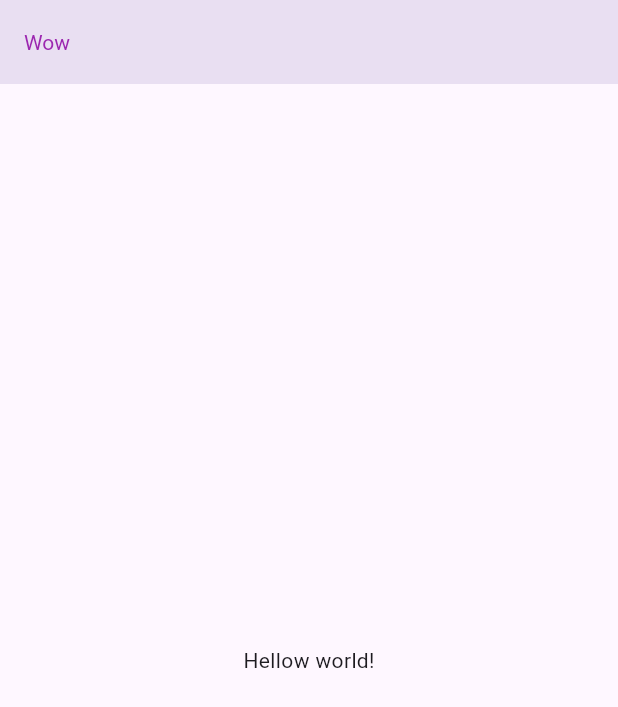
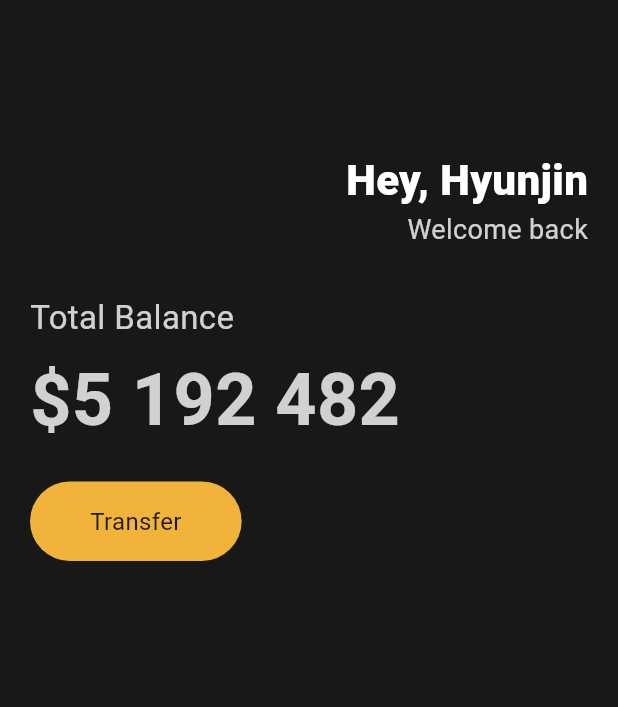
Before and after one commit to hulkcodeer/my_flutter_app, a Flutter app: the screen it shows after launch, on a phone screen of 412 x 824 dp. Shown: the top 707 px of the screen. Run offline on Flutter 3.47's test engine with Material 3 defaults, Android fonts, the phone set to English and light mode, and no system bars.

Commit message:
:construction: 홈화면 따라 만들기 UI 추가

```diff
--- a/lib/main.dart
+++ b/lib/main.dart
@@ -8,21 +8,88 @@ void main() {
 // 그중에 StatelessWidget부터 상속받아서 해본다.
 // App Root에 Return해야 하는 앱이 두개 있는데, 하나는 material, 다른 하나는 cupertino 앱을 리턴하는것
 // scaffold는 무조건 써야한다.
-class App extends StatelessWidget{
+class App extends StatelessWidget {
+  const App({super.key});
+
   @override
   Widget build(BuildContext context) {
     return MaterialApp(
       home: Scaffold(
-        appBar: AppBar(
-          title: Text('Wow'),
-          centerTitle: false,
-          titleTextStyle: TextStyle(color: Colors.purple),
-          elevation: 99,
-        ),
-        body: Center(
-          child: Text('Hellow world!'),
-        ) ,
-      ),
+          backgroundColor: Color(0xFF181818),
+          body: Padding(
+            padding: EdgeInsets.all(20),
+            child: Column(
+              crossAxisAlignment: CrossAxisAlignment.start,
+              children: [
+                SizedBox(
+                  height: 80,
+                ),
+                Row(
+                  mainAxisAlignment: MainAxisAlignment.end,
+                  children: [
+                    Column(
+                      crossAxisAlignment: CrossAxisAlignment.end,
+                      children: [
+                        Text(
+                          'Hey, Hyunjin',
+                          style: TextStyle(
+                              color: Colors.white,
+                              fontSize: 28,
+                              fontWeight: FontWeight.w800),
+                        ),
+                        Text(
+                          'Welcome back',
+                          style: TextStyle(
+                              color: Colors.white.withOpacity(0.8),
+                              fontSize: 18),
+                        ),
+                      ],
+                    )
+                  ],
+                ),
+                SizedBox(
+                  height: 30,
+                ),
+                Text(
+                  'Total Balance',
+                  style: TextStyle(
+                    fontSize: 22,
+                    color: Colors.white.withOpacity(0.8),
+                  ),
+                ),
+                SizedBox(
+                  height: 5,
+                ),
+                Text(
+                  '\$5 192 482',
+                  style: TextStyle(
+                      fontSize: 48,
+                      color: Colors.white.withOpacity(0.8),
+                      fontWeight: FontWeight.w600),
+                ),
+                SizedBox(
+                  height: 20,
+                ),
+                Row(
+                  children: [
+                    Container(
+                      decoration: BoxDecoration(
+                          color: Color(0xFFF2B33A),
+                          borderRadius: BorderRadius.circular(45)),
+                      child: Padding(
+                        padding:
+                            EdgeInsets.symmetric(vertical: 15, horizontal: 40),
+                        child: Text(
+                          'Transfer',
+                          style: TextStyle(fontSize: 16),
+                        ),
+                      ),
+                    ),
+                  ],
+                )
+              ],
+            ),
+          )),
     );
   }
 }
```
